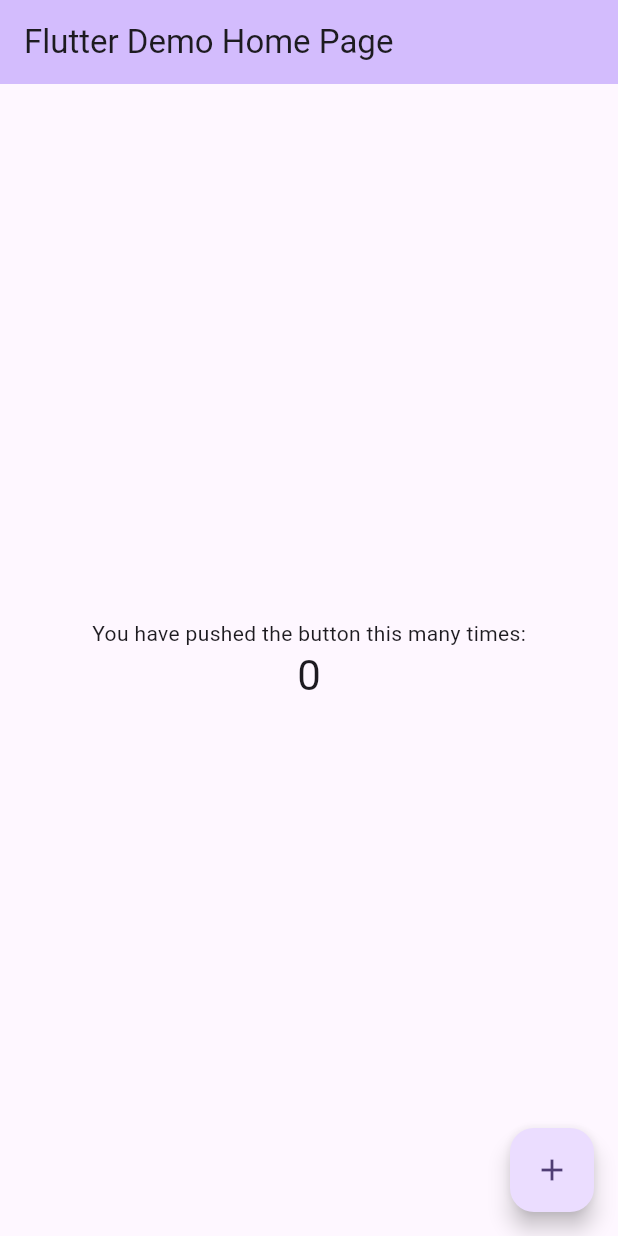
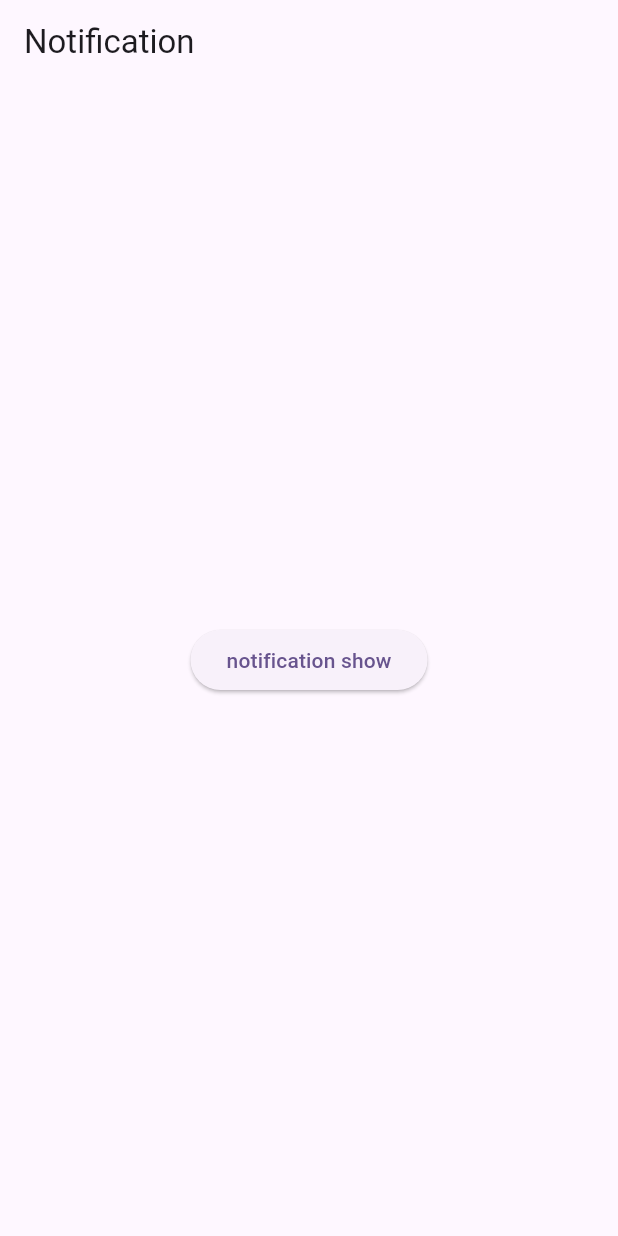
Before and after one commit to mostafijur-devs/FCM, a Flutter app: the screen it shows after launch, on a phone screen of 412 x 824 dp. Run offline on Flutter 3.47's test engine with Material 3 defaults, Android fonts, the phone set to English and light mode, and no system bars; our stand-ins replace firebase_core, firebase_messaging, flutter_local_notifications; accounts and stored records are empty.

Commit message:
FCM massage

```diff
--- a/lib/main.dart
+++ b/lib/main.dart
@@ -1,6 +1,21 @@
+import 'package:fcm_firebase_cloud_massaageing/firebase_options.dart';
+import 'package:fcm_firebase_cloud_massaageing/screen/home_screen.dart';
+import 'package:fcm_firebase_cloud_massaageing/utils/Notification_helper.dart';
+import 'package:firebase_core/firebase_core.dart';
+import 'package:firebase_messaging/firebase_messaging.dart';
 import 'package:flutter/material.dart';
 
-void main() {
+void main() async {
+
+  WidgetsFlutterBinding.ensureInitialized();
+  await Firebase.initializeApp(
+    options: DefaultFirebaseOptions.currentPlatform
+  );
+FirebaseMessaging.instance.subscribeToTopic("text");
+  FirebaseMessaging.onMessage.listen((massage) {
+    NotificationHelper.show(massage);
+  });
+  NotificationHelper.initialize();
   runApp(const MyApp());
 }
 
@@ -13,110 +28,9 @@ class MyApp extends StatelessWidget {
     return MaterialApp(
       title: 'Flutter Demo',
       theme: ThemeData(
-        // This is the theme of your application.
-        //
-        // TRY THIS: Try running your application with "flutter run". You'll see
-        // the application has a purple toolbar. Then, without quitting the app,
-        // try changing the seedColor in the colorScheme below to Colors.green
-        // and then invoke "hot reload" (save your changes or press the "hot
-        // reload" button in a Flutter-supported IDE, or press "r" if you used
-        // the command line to start the app).
-        //
-        // Notice that the counter didn't reset back to zero; the application
-        // state is not lost during the reload. To reset the state, use hot
-        // restart instead.
-        //
-        // This works for code too, not just values: Most code changes can be
-        // tested with just a hot reload.
         colorScheme: ColorScheme.fromSeed(seedColor: Colors.deepPurple),
       ),
-      home: const MyHomePage(title: 'Flutter Demo Home Page'),
+      home: const HomeScreen()
     );
   }
 }
-
-class MyHomePage extends StatefulWidget {
-  const MyHomePage({super.key, required this.title});
-
-  // This widget is the home page of your application. It is stateful, meaning
-  // that it has a State object (defined below) that contains fields that affect
-  // how it looks.
-
-  // This class is the configuration for the state. It holds the values (in this
-  // case the title) provided by the parent (in this case the App widget) and
-  // used by the build method of the State. Fields in a Widget subclass are
-  // always marked "final".
-
-  final String title;
-
-  @override
-  State<MyHomePage> createState() => _MyHomePageState();
-}
-
-class _MyHomePageState extends State<MyHomePage> {
-  int _counter = 0;
-
-  void _incrementCounter() {
-    setState(() {
-      // This call to setState tells the Flutter framework that something has
-      // changed in this State, which causes it to rerun the build method below
-      // so that the display can reflect the updated values. If we changed
-      // _counter without calling setState(), then the build method would not be
-      // called again, and so nothing would appear to happen.
-      _counter++;
-    });
-  }
-
-  @override
-  Widget build(BuildContext context) {
-    // This method is rerun every time setState is called, for instance as done
-    // by the _incrementCounter method above.
-    //
-    // The Flutter framework has been optimized to make rerunning build methods
-    // fast, so that you can just rebuild anything that needs updating rather
-    // than having to individually change instances of widgets.
-    return Scaffold(
-      appBar: AppBar(
-        // TRY THIS: Try changing the color here to a specific color (to
-        // Colors.amber, perhaps?) and trigger a hot reload to see the AppBar
-        // change color while the other colors stay the same.
-        backgroundColor: Theme.of(context).colorScheme.inversePrimary,
-        // Here we take the value from the MyHomePage object that was created by
-        // the App.build method, and use it to set our appbar title.
-        title: Text(widget.title),
-      ),
-      body: Center(
-        // Center is a layout widget. It takes a single child and positions it
-        // in the middle of the parent.
-        child: Column(
-          // Column is also a layout widget. It takes a list of children and
-          // arranges them vertically. By default, it sizes itself to fit its
-          // children horizontally, and tries to be as tall as its parent.
-          //
-          // Column has various properties to control how it sizes itself and
-          // how it positions its children. Here we use mainAxisAlignment to
-          // center the children vertically; the main axis here is the vertical
-          // axis because Columns are vertical (the cross axis would be
-          // horizontal).
-          //
-          // TRY THIS: Invoke "debug painting" (choose the "Toggle Debug Paint"
-          // action in the IDE, or press "p" in the console), to see the
-          // wireframe for each widget.
-          mainAxisAlignment: MainAxisAlignment.center,
-          children: <Widget>[
-            const Text('You have pushed the button this many times:'),
-            Text(
-              '$_counter',
-              style: Theme.of(context).textTheme.headlineMedium,
-            ),
-          ],
-        ),
-      ),
-      floatingActionButton: FloatingActionButton(
-        onPressed: _incrementCounter,
-        tooltip: 'Increment',
-        child: const Icon(Icons.add),
-      ), // This trailing comma makes auto-formatting nicer for build methods.
-    );
-  }
-}
--- /dev/null
+++ b/lib/screen/home_screen.dart
@@ -0,0 +1,21 @@
+import 'package:fcm_firebase_cloud_massaageing/utils/Notification_helper.dart';
+import 'package:flutter/material.dart';
+
+class HomeScreen extends StatelessWidget {
+  const HomeScreen({super.key});
+
+  @override
+  Widget build(BuildContext context) {
+    return Scaffold(
+      appBar: AppBar(
+        title: Text('Notification'),
+      ),
+
+      body: Center(
+        child: ElevatedButton(onPressed: () {
+          // NotificationHelper.show();
+        }, child: Text('notification show')),
+      ),
+    );
+  }
+}
--- /dev/null
+++ b/lib/utils/notification_helper.dart
@@ -0,0 +1,49 @@
+import 'dart:io';
+import 'package:firebase_messaging/firebase_messaging.dart';
+import 'package:flutter_local_notifications/flutter_local_notifications.dart';
+
+class NotificationHelper {
+ static final notification = FlutterLocalNotificationsPlugin();
+
+  static initialize() async {
+    AndroidInitializationSettings android = AndroidInitializationSettings(
+      '@mipmap/ic_launcher',
+    );
+    DarwinInitializationSettings iOS = DarwinInitializationSettings();
+    InitializationSettings initializationSettings = InitializationSettings(
+      android: android,
+      iOS: iOS,
+    );
+    await notification.initialize(initializationSettings);
+
+    if (Platform.isAndroid) {
+      await notification
+          .resolvePlatformSpecificImplementation<
+            AndroidFlutterLocalNotificationsPlugin
+          >()
+          ?.requestNotificationsPermission();
+      await notification
+          .resolvePlatformSpecificImplementation<
+            AndroidFlutterLocalNotificationsPlugin
+          >()
+          ?.requestExactAlarmsPermission();
+    } else {
+      await notification
+          .resolvePlatformSpecificImplementation<
+            IOSFlutterLocalNotificationsPlugin
+          >()
+          ?.requestPermissions();
+    }
+  }
+
+  static show (RemoteMessage massage)async{
+    AndroidNotificationDetails androidNotificationDetails =AndroidNotificationDetails("channelId", "channelName");
+    DarwinNotificationDetails iOS = DarwinNotificationDetails();
+    NotificationDetails notificationDetails = NotificationDetails(
+      android: androidNotificationDetails,
+      iOS: iOS
+    );
+
+    await notification.show(100, 'Sample title', 'This is notification body', notificationDetails);
+  }
+}
--- a/pubspec.yaml
+++ b/pubspec.yaml
@@ -34,6 +34,9 @@ dependencies:
   # The following adds the Cupertino Icons font to your application.
   # Use with the CupertinoIcons class for iOS style icons.
   cupertino_icons: ^1.0.8
+  flutter_local_notifications: ^19.4.2
+  firebase_core: ^4.1.1
+  firebase_messaging: ^16.0.2
 
 dev_dependencies:
   flutter_test:
```
Also changed, not shown: firebase.json (added), lib/firebase_options.dart (added), pubspec.lock, 5 other files.
